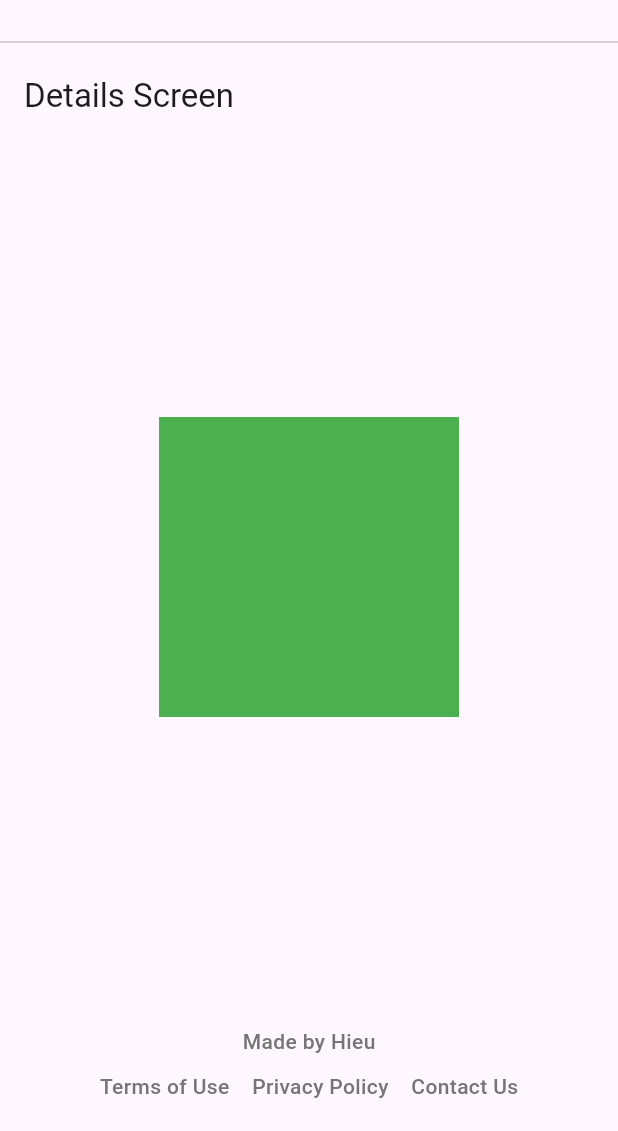
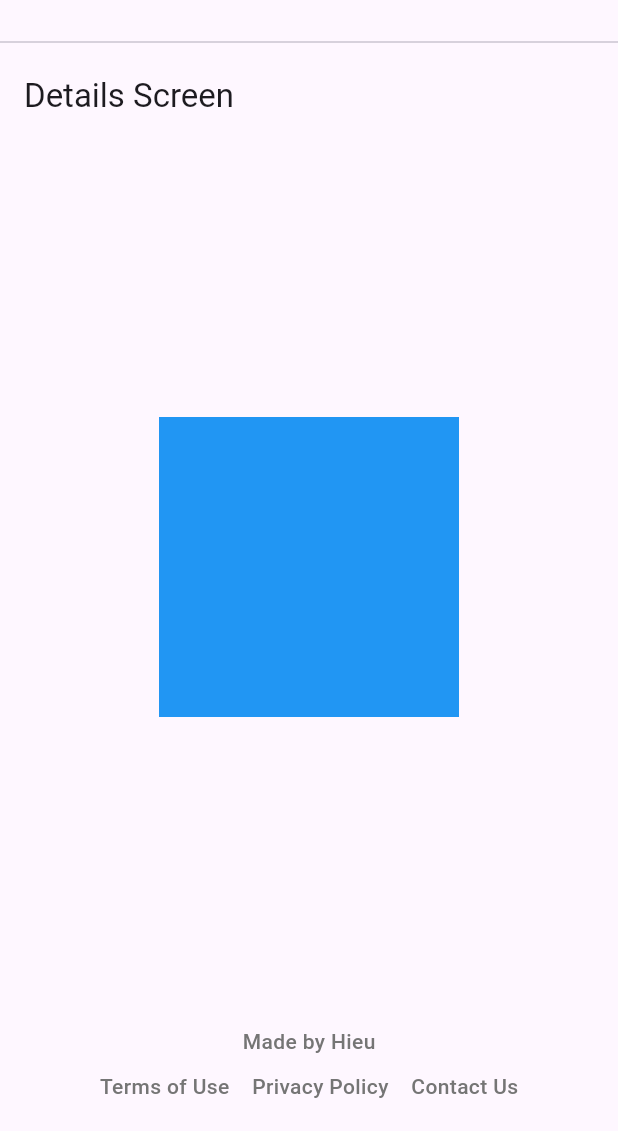
Before and after one commit to hieu987020/isekai-habit, a Flutter app: the ProfileScreen screen opened by its route, on a phone screen of 412 x 824 dp, the part 105-1236 px from its top. Run offline on Flutter 3.47's test engine with Material 3 defaults, Android fonts, the phone set to English and light mode, and no system bars; our stand-ins replace dio, get_it, go_router, logger; accounts and stored records are empty; network calls fail.

Commit message:
Update profile_screen.dart

```diff
--- a/lib/presentation/screens/profile_screen.dart
+++ b/lib/presentation/screens/profile_screen.dart
@@ -9,7 +9,7 @@ class ProfileScreen extends StatelessWidget {
     return Scaffold(
       appBar: AppBar(title: const Text('Details Screen')),
       body: Center(
-        child: Container(width: 200, height: 200, color: Colors.green),
+        child: Container(width: 200, height: 200, color: Colors.blue),
       ),
     );
   }
```
